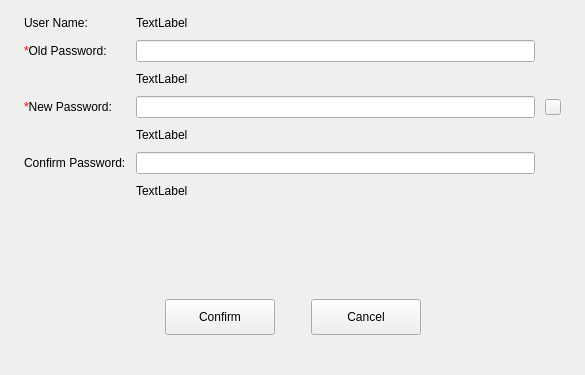
This is src/pages/system/user-manager/passwd-update-dialog.ui in openeuler-mirror/ks-scmc-gui as Qt 5 draws it before an edit. The edited form follows.
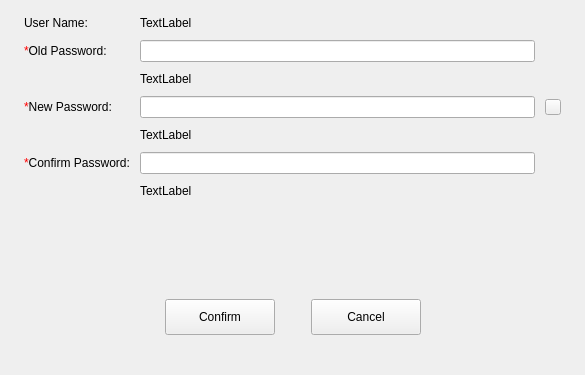
This is the edited form. Icons and pictures are not drawn. Custom widgets are drawn as their Qt base class.

Commit message: fix（pages）：modify confirm password - 统一输入框必填标识

```diff
--- a/src/pages/system/user-manager/passwd-update-dialog.ui
+++ b/src/pages/system/user-manager/passwd-update-dialog.ui
@@ -111,7 +111,7 @@
      <item row="5" column="0">
       <widget class="QLabel" name="label_5">
        <property name="text">
-        <string>Confirm Password:</string>
+        <string>&lt;font color=red&gt;*&lt;/font&gt;Confirm Password:</string>
        </property>
       </widget>
      </item>
```
